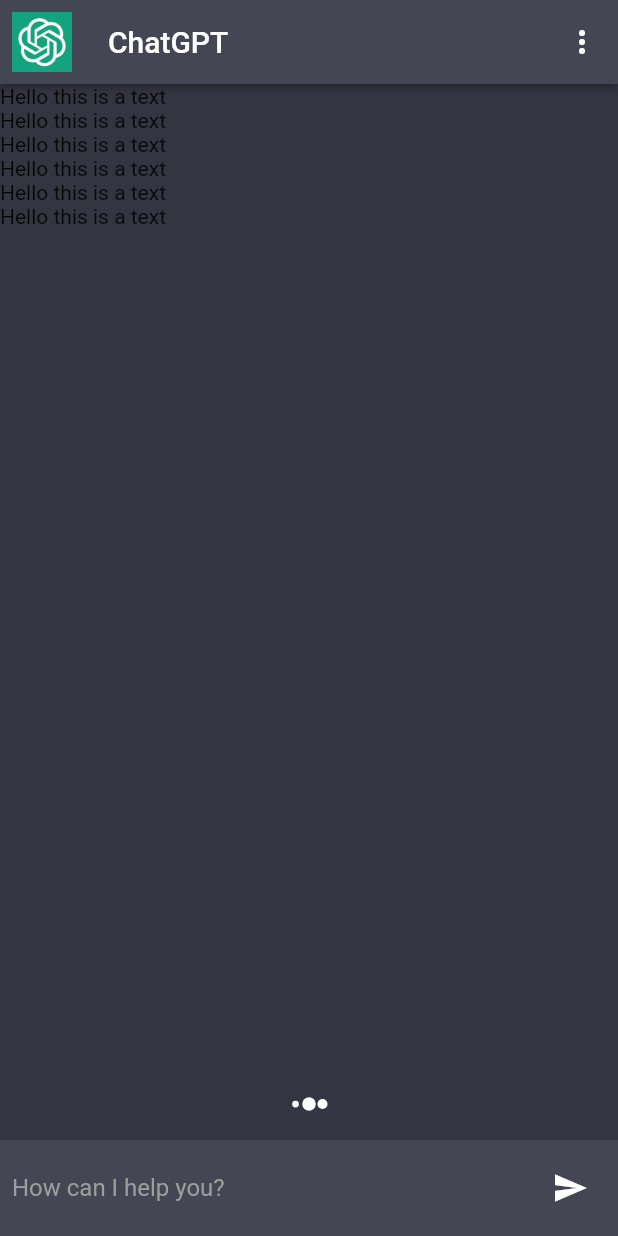
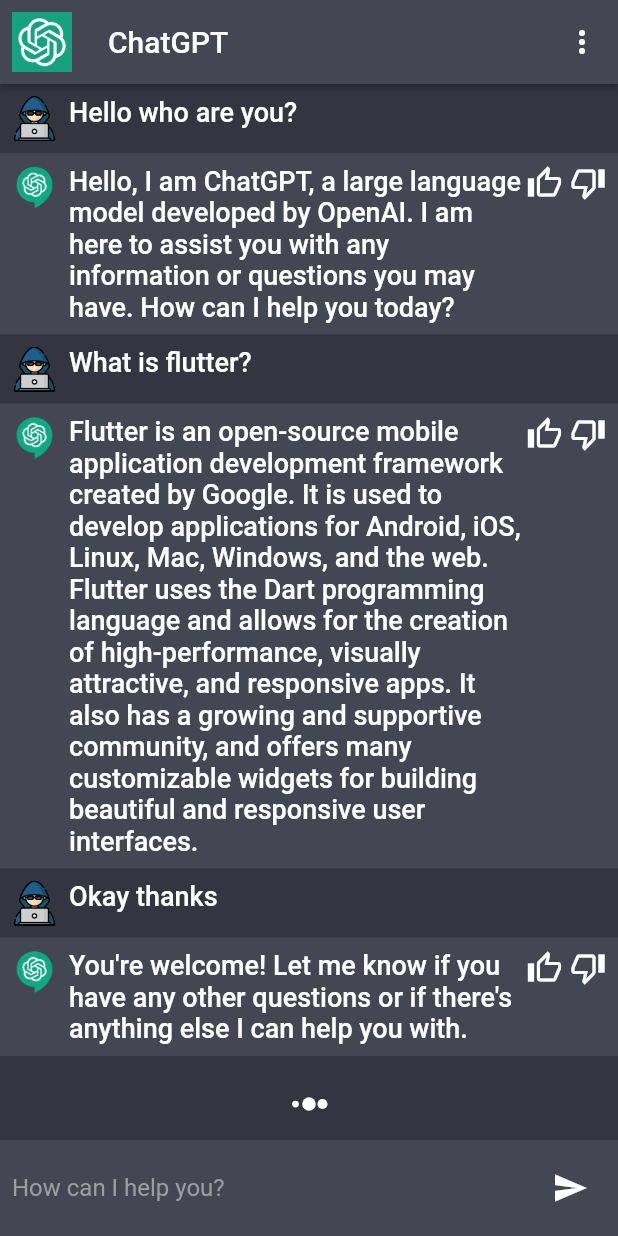
Before and after one commit to kursat-ozturk/chat_gpt_flutter, a Flutter app: the screen it shows after launch, on a phone screen of 412 x 824 dp. Run offline on Flutter 3.47's test engine with Material 2 defaults, Android fonts, the phone set to English and light mode, and no system bars; our stand-ins replace flutter_spinkit.

Commit message:
built the chat widget

```diff
--- a/lib/constants/constants.dart
+++ b/lib/constants/constants.dart
@@ -2,3 +2,33 @@ import 'package:flutter/material.dart';
 
 Color scaffoldBackgroundColor = const Color(0xff343541);
 Color cardColor = const Color(0xff444654);
+
+final chatMessages = [
+      {
+        "msg": "Hello who are you?",
+        "chatIndex": 0,
+      },
+      {
+        "msg":
+            "Hello, I am ChatGPT, a large language model developed by OpenAI. I am here to assist you with any information or questions you may have. How can I help you today?",
+        "chatIndex": 1,
+      },
+      {
+        "msg": "What is flutter?",
+        "chatIndex": 0,
+      },
+      {
+        "msg":
+            "Flutter is an open-source mobile application development framework created by Google. It is used to develop applications for Android, iOS, Linux, Mac, Windows, and the web. Flutter uses the Dart programming language and allows for the creation of high-performance, visually attractive, and responsive apps. It also has a growing and supportive community, and offers many customizable widgets for building beautiful and responsive user interfaces.",
+        "chatIndex": 1,
+      },
+      {
+        "msg": "Okay thanks",
+        "chatIndex": 0,
+      },
+      {
+        "msg":
+            "You're welcome! Let me know if you have any other questions or if there's anything else I can help you with.",
+        "chatIndex": 1,
+      },
+    ];
--- a/lib/screens/chat_screen.dart
+++ b/lib/screens/chat_screen.dart
@@ -1,5 +1,6 @@
 import 'package:chat_gpt_flutter/constants/constants.dart';
 import 'package:chat_gpt_flutter/services/assets_manager.dart';
+import 'package:chat_gpt_flutter/widgets/chat_widget.dart';
 import 'package:flutter_spinkit/flutter_spinkit.dart';
 import 'package:flutter/material.dart';
 
@@ -51,7 +52,10 @@ class _ChatScreenState extends State<ChatScreen> {
               child: ListView.builder(
                 itemCount: 6,
                 itemBuilder: (context, index) {
-                  return const Text('Hello this is a text');
+                  return ChatWidget(
+                    msg: chatMessages[index]['msg'].toString(),
+                    chatIndex: int.parse(chatMessages[index]['chatIndex'].toString()),
+                  );
                 },
               ),
             ),
--- /dev/null
+++ b/lib/widgets/chat_widget.dart
@@ -0,0 +1,60 @@
+import 'package:chat_gpt_flutter/constants/constants.dart';
+import 'package:chat_gpt_flutter/services/assets_manager.dart';
+import 'package:chat_gpt_flutter/widgets/text_widget.dart';
+import 'package:flutter/material.dart';
+
+class ChatWidget extends StatelessWidget {
+  const ChatWidget({super.key, required this.msg, required this.chatIndex});
+
+  final String msg;
+  final int chatIndex;
+
+  @override
+  Widget build(BuildContext context) {
+    return Column(
+      children: [
+        Material(
+          color: chatIndex == 0 ? scaffoldBackgroundColor : cardColor,
+          child: Padding(
+            padding: const EdgeInsets.all(8.0),
+            child: Row(
+              crossAxisAlignment: CrossAxisAlignment.start,
+              children: [
+                Image.asset(
+                  chatIndex == 0
+                      ? AssetsManager.userImage
+                      : AssetsManager.botImage,
+                  height: 30,
+                  width: 30,
+                ),
+                const SizedBox(width: 8),
+                Expanded(
+                  child: TextWidget(
+                    label: msg,
+                  ),
+                ),
+                chatIndex == 0
+                    ? const SizedBox.shrink()
+                    : const Row(
+                        mainAxisAlignment: MainAxisAlignment.end,
+                        mainAxisSize: MainAxisSize.min,
+                        children: [
+                          Icon(
+                            Icons.thumb_up_alt_outlined,
+                            color: Colors.white,
+                          ),
+                          SizedBox(width: 5),
+                          Icon(
+                            Icons.thumb_down_alt_outlined,
+                            color: Colors.white,
+                          ),
+                        ],
+                      ),
+              ],
+            ),
+          ),
+        ),
+      ],
+    );
+  }
+}
--- /dev/null
+++ b/lib/widgets/text_widget.dart
@@ -0,0 +1,29 @@
+import 'package:flutter/material.dart';
+
+class TextWidget extends StatelessWidget {
+  const TextWidget({
+    super.key,
+    required this.label,
+    this.fontSize = 18,
+    this.color,
+    this.fontWeight,
+  });
+
+  final String label;
+  final double fontSize;
+  final Color? color;
+  final FontWeight? fontWeight;
+
+  @override
+  Widget build(BuildContext context) {
+    return Text(
+      label,
+      // textAlign: TextAlign.justify,
+      style: TextStyle(
+        color: color ?? Colors.white,
+        fontSize: fontSize,
+        fontWeight: fontWeight ?? FontWeight.w500,
+      ),
+    );
+  }
+}
```
